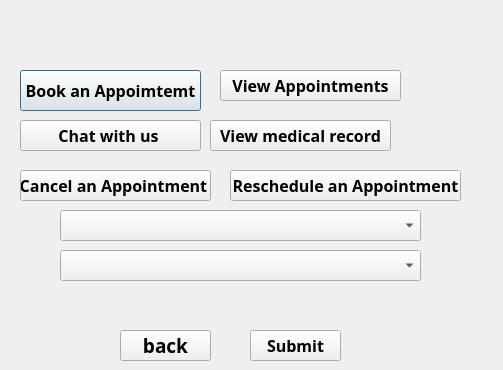
Old version of the form patientmanagmentwindow.ui in the repository Doha-Deia/final2.
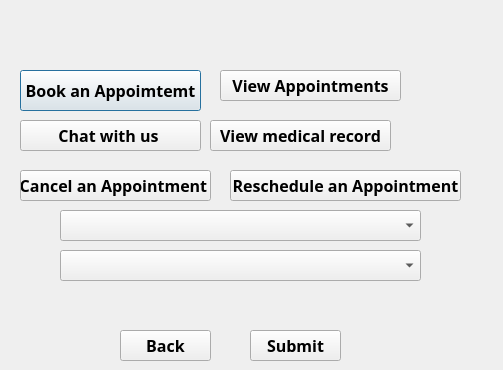
New version of the form.

```diff
--- a/patientmanagmentwindow.ui
+++ b/patientmanagmentwindow.ui
@@ -196,8 +196,15 @@
      <height>31</height>
     </rect>
    </property>
+   <property name="font">
+    <font>
+     <family>Script MT Bold</family>
+     <pointsize>12</pointsize>
+     <bold>true</bold>
+    </font>
+   </property>
    <property name="text">
-    <string>back</string>
+    <string>Back</string>
    </property>
   </widget>
   <widget class="QPushButton" name="pushButtonMedical_Record_2">
```
